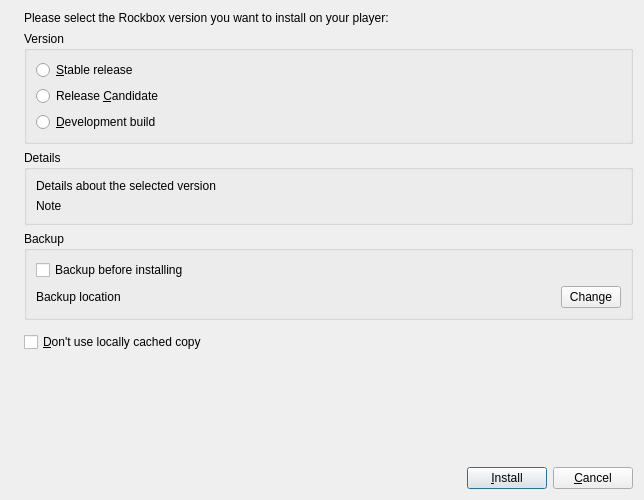
Above: rbutil/rbutilqt/installwindowfrm.ui from Rockbox/rockbox before the change. Below: the same form after it.
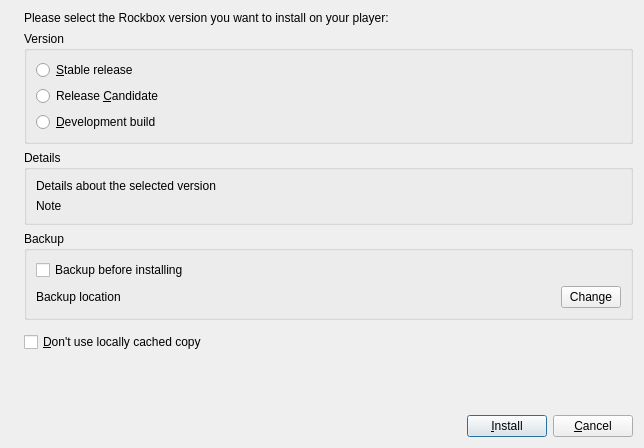
That is the form after the change. Icons and pictures are not drawn.

```diff
--- a/rbutil/rbutilqt/installwindowfrm.ui
+++ b/rbutil/rbutilqt/installwindowfrm.ui
@@ -10,7 +10,7 @@
     <x>0</x>
     <y>0</y>
     <width>644</width>
-    <height>500</height>
+    <height>448</height>
    </rect>
   </property>
   <property name="windowTitle" >
```
